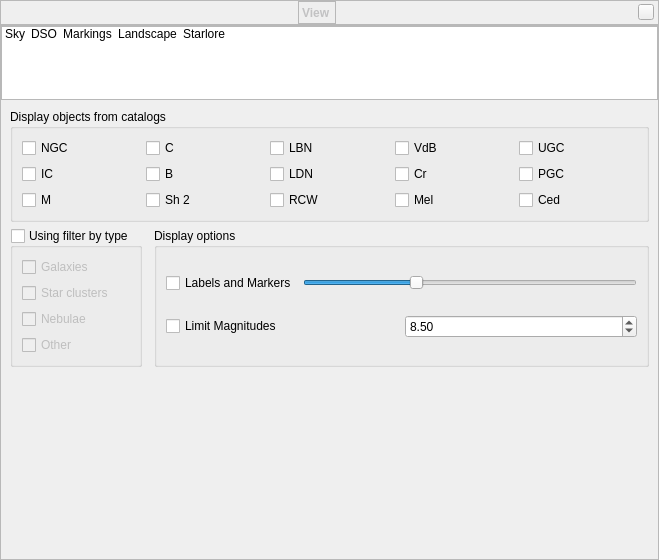
This is src/gui/viewDialog.ui in 519984307/stellarium_src as Qt 5 draws it before an edit. The edited form follows.
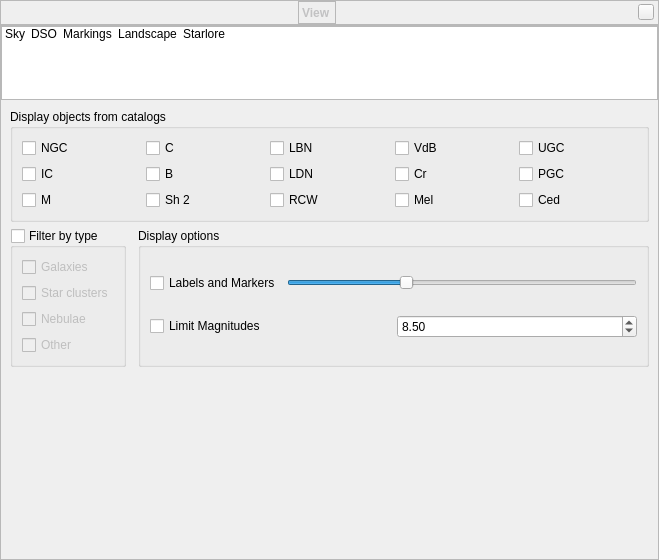
This is the edited form. The open tabs and pages were chosen to show the change. Icons and pictures are not drawn. Custom widgets are drawn as their Qt base class.

```diff
--- a/src/gui/viewDialog.ui
+++ b/src/gui/viewDialog.ui
@@ -1384,7 +1384,7 @@
           <item row="1" column="0">
            <widget class="QGroupBox" name="groupBoxDSOTypeFilters">
             <property name="title">
-             <string>Using filter by type</string>
+             <string>Filter by type</string>
             </property>
             <property name="flat">
              <bool>true</bool>
```
Left out of the diff: 2 changed lines with no effect on the pictures.
